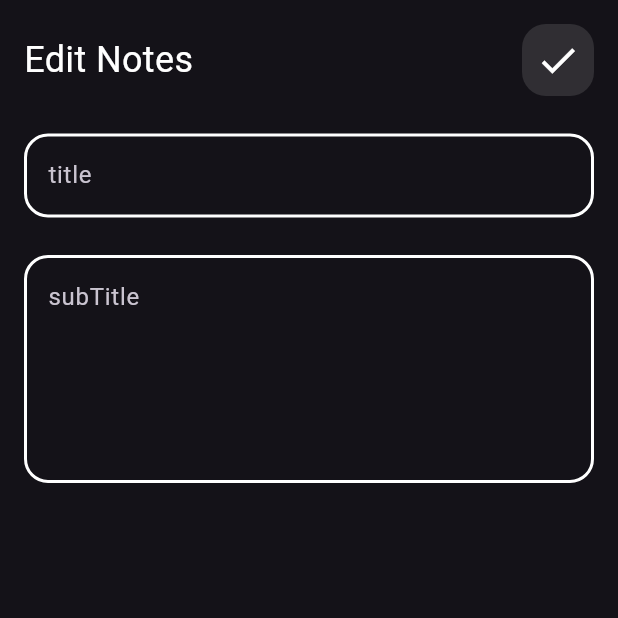
After one commit to yossefabbasya19/notes_app, a Flutter app: the screen it shows after launch, after a tap on "Flutter Tips", on a phone screen of 412 x 824 dp, the top half of it. The commit adds this screen. Run offline on Flutter 3.47's test engine with Material 3 defaults, Android fonts, the phone set to English and light mode, and no system bars; our stand-ins replace google_fonts.

Commit message:
add edit notes

```diff
--- /dev/null
+++ b/lib/views/edit_notes.dart
@@ -0,0 +1,27 @@
+import 'package:flutter/material.dart';
+import 'package:notes_app/views/widgets/custom_app_bar.dart';
+import 'package:notes_app/views/widgets/custom_text_field.dart';
+
+class EditNotes extends StatelessWidget {
+  const EditNotes({super.key});
+
+  @override
+  Widget build(BuildContext context) {
+    return Scaffold(
+      body: SafeArea(
+        child: Padding(
+          padding: const EdgeInsets.all(16),
+          child: Column(
+            children: [
+              CustomAppBar(title: "Edit Notes", icon: Icons.done),
+              SizedBox(height: 25,),
+              CustomTextField(hintText: "title"),
+              SizedBox(height: 25,),
+              CustomTextField(hintText: "subTitle",maxLine: 5,),
+            ],
+          ),
+        ),
+      ),
+    );
+  }
+}
--- a/lib/views/widgets/notes_card.dart
+++ b/lib/views/widgets/notes_card.dart
@@ -1,14 +1,21 @@
 import 'package:flutter/material.dart';
 import 'package:google_fonts/google_fonts.dart';
+import 'package:notes_app/views/edit_notes.dart';
 
 class NotesCard extends StatelessWidget {
-  const NotesCard({super.key,required this.title,required this.subTitle});
+  const NotesCard({super.key, required this.title, required this.subTitle});
+
   final String title;
   final String subTitle;
 
   @override
   Widget build(BuildContext context) {
-    return  Container(
+    return InkWell(
+      onTap: () {
+        Navigator.push(
+            context, MaterialPageRoute(builder: (context) => EditNotes(),));
+      },
+      child: Container(
         margin: EdgeInsets.only(top: 8),
         decoration: BoxDecoration(
           borderRadius: BorderRadius.circular(16),
@@ -19,7 +26,7 @@ class NotesCard extends StatelessWidget {
           child: Column(
             children: [
               ListTile(
-              contentPadding: EdgeInsets.only(top: 10,bottom: 10,left: 15),
+                contentPadding: EdgeInsets.only(top: 10, bottom: 10, left: 15),
                 title: Padding(
                   padding: const EdgeInsets.only(bottom: 20),
                   child: Text(
@@ -55,7 +62,7 @@ class NotesCard extends StatelessWidget {
                 padding: const EdgeInsets.only(right: 8.0),
                 child: Align(
                   alignment: Alignment.centerRight,
-                child: Text("may 2,2025",style: GoogleFonts.poppins(
+                  child: Text("may 2,2025", style: GoogleFonts.poppins(
                       color: Colors.black.withValues(alpha: 0.6),
                       fontSize: 16,
                       fontWeight: FontWeight.w500
@@ -65,6 +72,7 @@ class NotesCard extends StatelessWidget {
             ],
           ),
         ),
+      ),
     );
   }
 }
```
Lines whose indentation alone changed are shown as unchanged.
